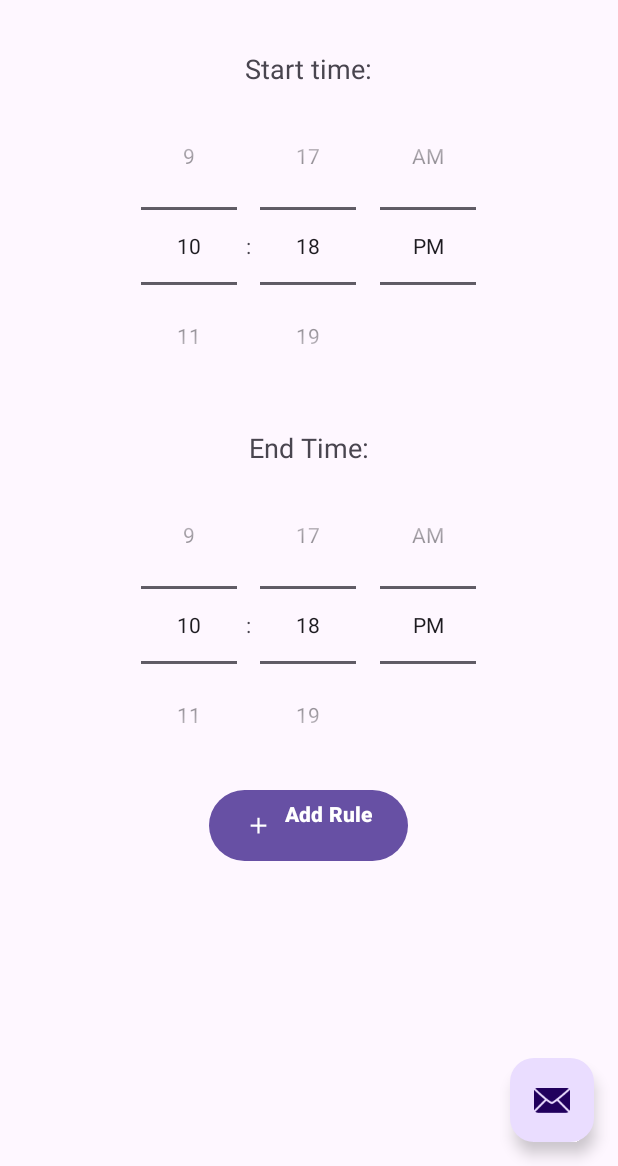
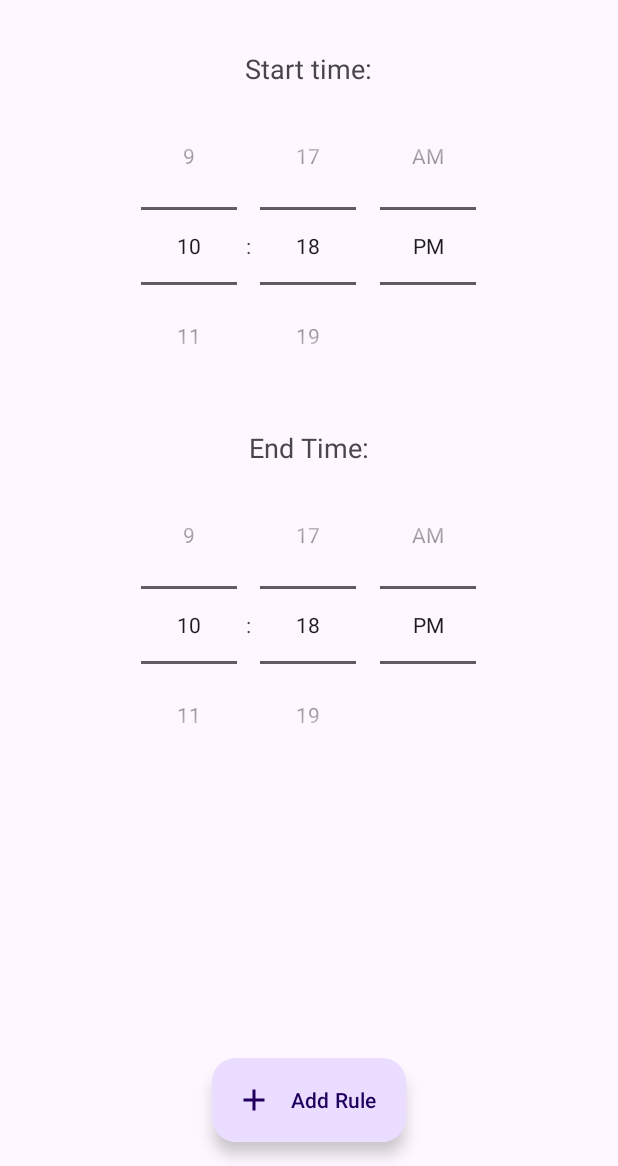
Before and after one commit to sdkkds2125/ShutApp, an Android app: the screen it shows after launch (MainActivity), on a phone screen of 412 x 824 dp, the part 70-1236 px from its top. Run offline under Robolectric (Android 15) with nearby library versions, the phone set to English and light mode, and no system bars.

Commit message:
I realized we had to use a fab so removed button and used fab instead

```diff
--- a/app/src/main/res/layout/activity_main.xml
+++ b/app/src/main/res/layout/activity_main.xml
@@ -21,13 +21,13 @@
 
     <include layout="@layout/content_main" />
 
-    <com.google.android.material.floatingactionbutton.FloatingActionButton
+    <com.google.android.material.floatingactionbutton.ExtendedFloatingActionButton
         android:id="@+id/fab"
         android:layout_width="wrap_content"
         android:layout_height="wrap_content"
-        android:layout_gravity="bottom|end"
-        android:layout_marginEnd="@dimen/fab_margin"
+        android:layout_gravity="bottom|center"
         android:layout_marginBottom="16dp"
-        app:srcCompat="@android:drawable/ic_dialog_email" />
+        android:text="@string/add_button"
+        app:icon="@drawable/baseline_add_24" />
 
 </androidx.coordinatorlayout.widget.CoordinatorLayout>
--- a/app/src/main/res/layout/content_main.xml
+++ b/app/src/main/res/layout/content_main.xml
@@ -48,14 +48,14 @@
     <!--        android:id="@+id/et_start"-->
     <!--        android:hint="@string/hint_start"-->
     <!--        style="@style/main_edit_text_style" />-->
-    <Button
-        android:id="@+id/add_button"
-        android:layout_width="wrap_content"
-        android:layout_height="wrap_content"
+<!--    <Button-->
+<!--        android:id="@+id/add_button"-->
+<!--        android:layout_width="wrap_content"-->
+<!--        android:layout_height="wrap_content"-->
 
 
-        android:text="@string/add_button"
-        android:textAlignment="center"
-        android:textStyle="bold"
-        app:icon="@drawable/baseline_add_24" />
+<!--        android:text="@string/add_button"-->
+<!--        android:textAlignment="center"-->
+<!--        android:textStyle="bold"-->
+<!--        app:icon="@drawable/baseline_add_24" />-->
 </LinearLayout>
--- a/app/src/main/res/values/strings.xml
+++ b/app/src/main/res/values/strings.xml
@@ -48,5 +48,5 @@
     <string name="hint_start">12:00</string>
     <string name="end_text">End Time:</string>
     <string name="hint_end">6:00</string>
-    <string name="add_button">Add Rule\n</string>
+    <string name="add_button">Add Rule</string>
 </resources>
```
